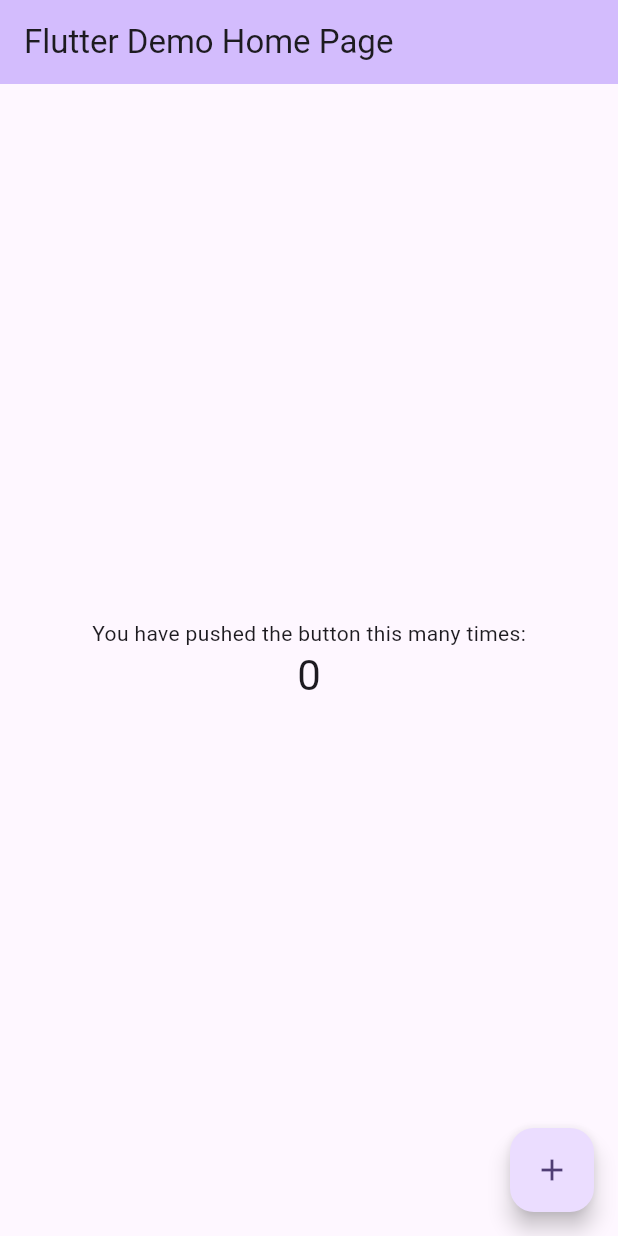
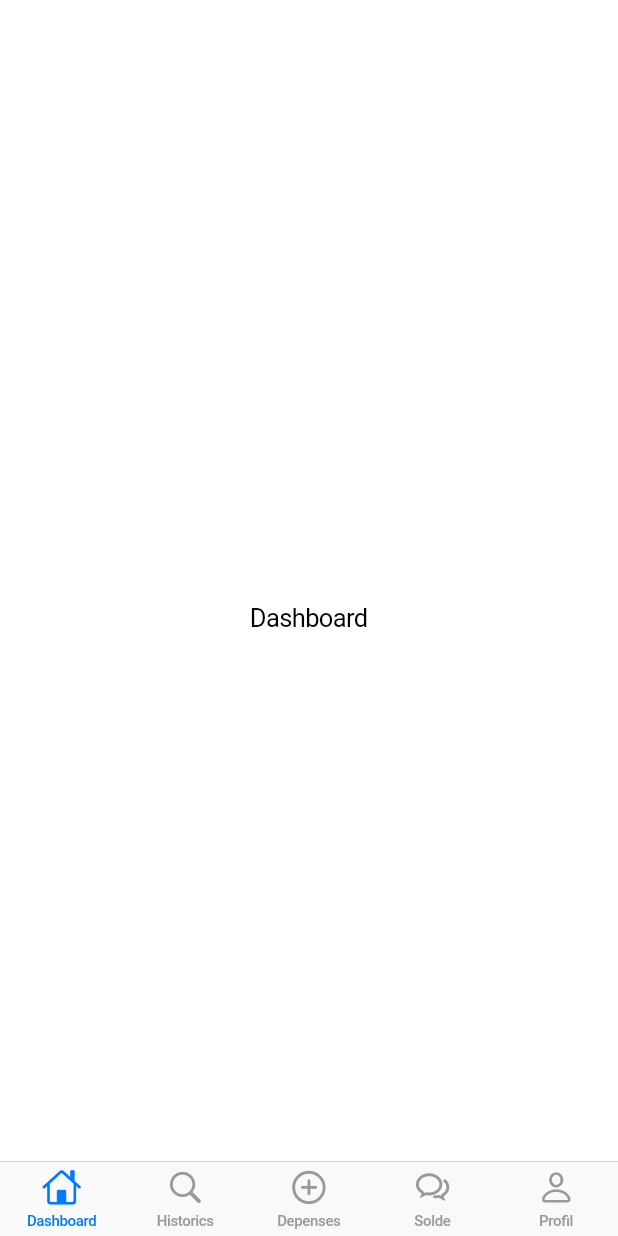
Before and after one commit to AvotraFitahiana0710/Mitsitsy, a Flutter app: the screen it shows after launch, on a phone screen of 412 x 824 dp. Run offline on Flutter 3.47's test engine with Material 3 defaults, Android fonts, the phone set to English and light mode, and no system bars.

Commit message:
fix: vercel routing for SPA and add mobile design

```diff
--- a/mobile/lib/main.dart
+++ b/mobile/lib/main.dart
@@ -1,4 +1,5 @@
-import 'package:flutter/material.dart';
+import 'package:flutter/cupertino.dart';
+import 'package:mobile/navigation/main_navigation.dart';
 
 void main() {
   runApp(const MyApp());
@@ -10,113 +11,10 @@ class MyApp extends StatelessWidget {
   // This widget is the root of your application.
   @override
   Widget build(BuildContext context) {
-    return MaterialApp(
-      title: 'Flutter Demo',
-      theme: ThemeData(
-        // This is the theme of your application.
-        //
-        // TRY THIS: Try running your application with "flutter run". You'll see
-        // the application has a purple toolbar. Then, without quitting the app,
-        // try changing the seedColor in the colorScheme below to Colors.green
-        // and then invoke "hot reload" (save your changes or press the "hot
-        // reload" button in a Flutter-supported IDE, or press "r" if you used
-        // the command line to start the app).
-        //
-        // Notice that the counter didn't reset back to zero; the application
-        // state is not lost during the reload. To reset the state, use hot
-        // restart instead.
-        //
-        // This works for code too, not just values: Most code changes can be
-        // tested with just a hot reload.
-        colorScheme: ColorScheme.fromSeed(seedColor: Colors.deepPurple),
-      ),
-      home: const MyHomePage(title: 'Flutter Demo Home Page'),
+    return const CupertinoApp(
+      debugShowCheckedModeBanner: false,
+      theme: CupertinoThemeData(),
+      home: MainNavigation(),
     );
   }
 }
-
-class MyHomePage extends StatefulWidget {
-  const MyHomePage({super.key, required this.title});
-
-  // This widget is the home page of your application. It is stateful, meaning
-  // that it has a State object (defined below) that contains fields that affect
-  // how it looks.
-
-  // This class is the configuration for the state. It holds the values (in this
-  // case the title) provided by the parent (in this case the App widget) and
-  // used by the build method of the State. Fields in a Widget subclass are
-  // always marked "final".
-
-  final String title;
-
-  @override
-  State<MyHomePage> createState() => _MyHomePageState();
-}
-
-class _MyHomePageState extends State<MyHomePage> {
-  int _counter = 0;
-
-  void _incrementCounter() {
-    setState(() {
-      // This call to setState tells the Flutter framework that something has
-      // changed in this State, which causes it to rerun the build method below
-      // so that the display can reflect the updated values. If we changed
-      // _counter without calling setState(), then the build method would not be
-      // called again, and so nothing would appear to happen.
-      _counter++;
-    });
-  }
-
-  @override
-  Widget build(BuildContext context) {
-    // This method is rerun every time setState is called, for instance as done
-    // by the _incrementCounter method above.
-    //
-    // The Flutter framework has been optimized to make rerunning build methods
-    // fast, so that you can just rebuild anything that needs updating rather
-    // than having to individually change instances of widgets.
-    return Scaffold(
-      appBar: AppBar(
-        // TRY THIS: Try changing the color here to a specific color (to
-        // Colors.amber, perhaps?) and trigger a hot reload to see the AppBar
-        // change color while the other colors stay the same.
-        backgroundColor: Theme.of(context).colorScheme.inversePrimary,
-        // Here we take the value from the MyHomePage object that was created by
-        // the App.build method, and use it to set our appbar title.
-        title: Text(widget.title),
-      ),
-      body: Center(
-        // Center is a layout widget. It takes a single child and positions it
-        // in the middle of the parent.
-        child: Column(
-          // Column is also a layout widget. It takes a list of children and
-          // arranges them vertically. By default, it sizes itself to fit its
-          // children horizontally, and tries to be as tall as its parent.
-          //
-          // Column has various properties to control how it sizes itself and
-          // how it positions its children. Here we use mainAxisAlignment to
-          // center the children vertically; the main axis here is the vertical
-          // axis because Columns are vertical (the cross axis would be
-          // horizontal).
-          //
-          // TRY THIS: Invoke "debug painting" (choose the "Toggle Debug Paint"
-          // action in the IDE, or press "p" in the console), to see the
-          // wireframe for each widget.
-          mainAxisAlignment: MainAxisAlignment.center,
-          children: <Widget>[
-            const Text('You have pushed the button this many times:'),
-            Text(
-              '$_counter',
-              style: Theme.of(context).textTheme.headlineMedium,
-            ),
-          ],
-        ),
-      ),
-      floatingActionButton: FloatingActionButton(
-        onPressed: _incrementCounter,
-        tooltip: 'Increment',
-        child: const Icon(Icons.add),
-      ), // This trailing comma makes auto-formatting nicer for build methods.
-    );
-  }
-}
--- /dev/null
+++ b/mobile/lib/navigation/main_navigation.dart
@@ -0,0 +1,65 @@
+import 'package:flutter/cupertino.dart';
+import 'package:mobile/pages/account_page.dart';
+import 'package:mobile/pages/dashboard_page.dart';
+import 'package:mobile/pages/depenses_page.dart';
+import 'package:mobile/pages/historics_page.dart';
+import 'package:mobile/pages/solde_page.dart';
+
+class MainNavigation extends StatelessWidget {
+  const MainNavigation({super.key});
+
+  @override
+  Widget build(BuildContext context) {
+    return CupertinoTabScaffold(
+      tabBar: CupertinoTabBar(
+        activeColor: CupertinoColors.activeBlue,
+        // backgroundColor: Color.fromARGB(248, 2, 34, 46),
+        iconSize: 26,
+        items: const [
+          BottomNavigationBarItem(
+            icon: Icon(CupertinoIcons.home),
+            label: 'Dashboard',
+          ),
+          BottomNavigationBarItem(
+            icon: Icon(CupertinoIcons.search),
+            label: 'Historics',
+          ),
+          BottomNavigationBarItem(
+            icon: Icon(CupertinoIcons.add_circled),
+            label: 'Depenses',
+          ),
+          BottomNavigationBarItem(
+            icon: Icon(CupertinoIcons.chat_bubble_2),
+            label: 'Solde',
+          ),
+          BottomNavigationBarItem(
+            icon: Icon(CupertinoIcons.person),
+            label: 'Profil',
+          ),
+        ],
+      ),
+      tabBuilder: (context, index) {
+        switch (index) {
+          case 0:
+            return CupertinoTabView(
+              builder: (context) => const DashboardPage(),
+            );
+          case 1:
+            return CupertinoTabView(
+              builder: (context) => const HistoricsPage(),
+            );
+          case 2:
+            return CupertinoTabView(builder: (context) => const DepensesPage());
+          case 3:
+            return CupertinoTabView(builder: (context) => const SoldePage());
+          case 4:
+            return CupertinoTabView(builder: (context) => const AccountPage());
+          default:
+            return CupertinoTabView(
+              builder: (context) => const DashboardPage(),
+            );
+        }
+      },
+    );
+  }
+}
--- /dev/null
+++ b/mobile/lib/pages/dashboard_page.dart
@@ -0,0 +1,12 @@
+import 'package:flutter/cupertino.dart';
+
+class DashboardPage extends StatelessWidget {
+  const DashboardPage({super.key});
+
+   @override
+  Widget build(BuildContext context) {
+    return const CupertinoPageScaffold(
+      child: Center(child: Text("Dashboard"))
+    );
+  }
+}
```
Also changed, not shown: mobile/lib/pages/account_page.dart (added, +25 -0 lines), mobile/lib/pages/depenses_page.dart (added, +12 -0 lines), mobile/lib/pages/historics_page.dart (added, +12 -0 lines), mobile/lib/pages/solde_page.dart (added, +12 -0 lines), frontend/vercel.json (added), 1 other file.
